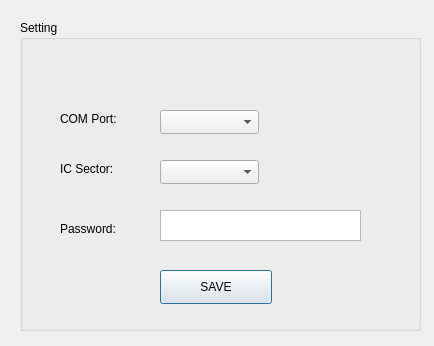
Qt form UI_JMFK/UI/UI_Settinginterface.ui (xavier-lo/JMFK) before a commit.
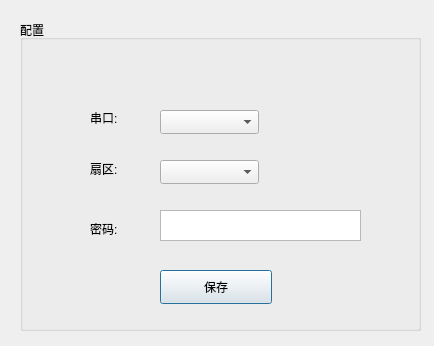
The same form after that commit.

The edit to the form file:
```diff
--- a/UI_JMFK/UI/UI_Settinginterface.ui
+++ b/UI_JMFK/UI/UI_Settinginterface.ui
@@ -23,19 +23,19 @@
     </rect>
    </property>
    <property name="title">
-    <string>Setting</string>
+    <string>配置</string>
    </property>
    <widget class="QLabel" name="label">
     <property name="geometry">
      <rect>
-      <x>40</x>
+      <x>70</x>
       <y>90</y>
       <width>81</width>
-      <height>18</height>
+      <height>16</height>
      </rect>
     </property>
     <property name="text">
-     <string>COM Port:</string>
+     <string>串口:</string>
     </property>
    </widget>
    <widget class="QComboBox" name="comboBox_comport">
@@ -51,14 +51,14 @@
    <widget class="QLabel" name="label_2">
     <property name="geometry">
      <rect>
-      <x>40</x>
+      <x>70</x>
       <y>140</y>
       <width>101</width>
       <height>18</height>
      </rect>
     </property>
     <property name="text">
-     <string>IC Sector:</string>
+     <string>扇区:</string>
     </property>
    </widget>
    <widget class="QComboBox" name="comboBox_sector">
@@ -74,14 +74,14 @@
    <widget class="QLabel" name="label_3">
     <property name="geometry">
      <rect>
-      <x>40</x>
+      <x>70</x>
       <y>200</y>
       <width>81</width>
       <height>18</height>
      </rect>
     </property>
     <property name="text">
-     <string>Password:</string>
+     <string>密码:</string>
     </property>
    </widget>
    <widget class="QTextEdit" name="textEdit_password">
@@ -104,7 +104,7 @@
      </rect>
     </property>
     <property name="text">
-     <string>SAVE</string>
+     <string>保存</string>
     </property>
    </widget>
   </widget>
```
